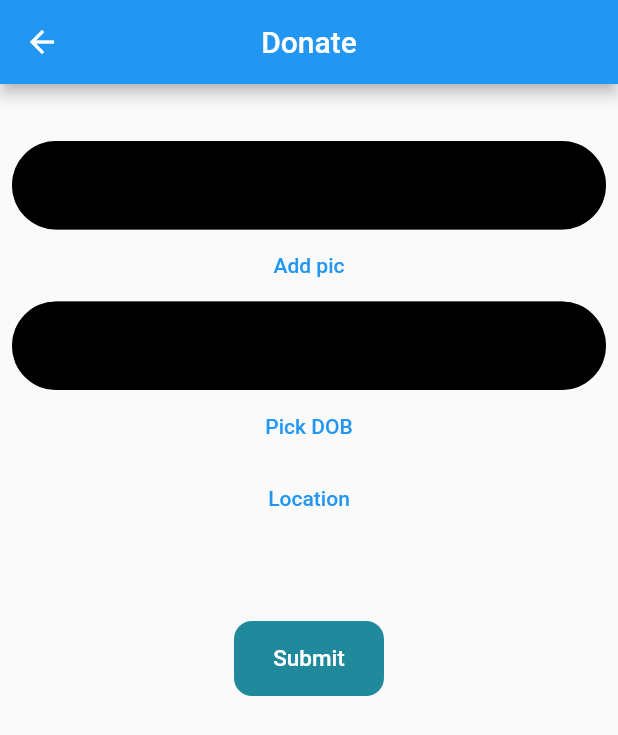
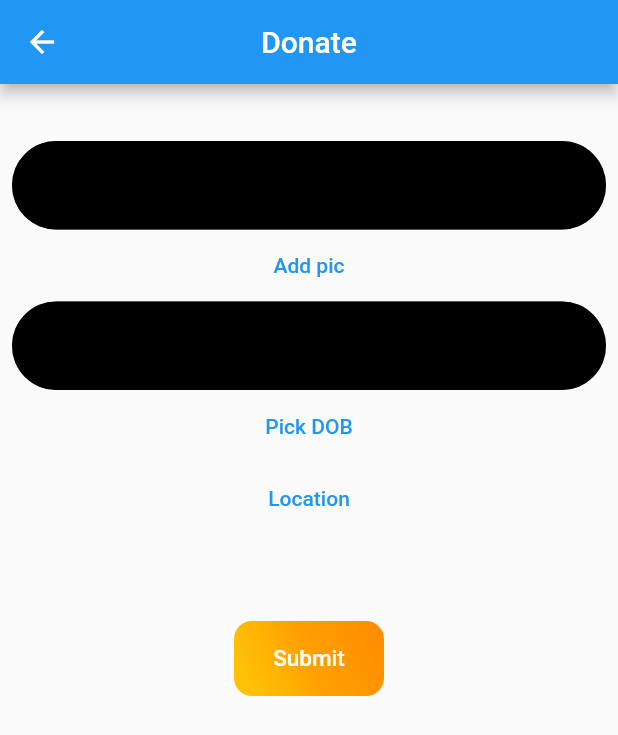
Before and after one commit to baljinder0630/paw_prints, a Flutter app: the DonatePet screen opened directly with empty values, on a phone screen of 412 x 824 dp. Shown: the top 735 px of the screen. Run offline on Flutter 3.47's test engine with Material 2 defaults, Android fonts, the phone set to English and light mode, and no system bars; our stand-ins replace animated_bottom_navigation_bar, carousel_slider, cloud_firestore, firebase_auth, firebase_core, firebase_storage and 8 more; missing offline and left inert: dart:ffi; accounts and stored records are empty; network calls fail; project files that could hold a hidden picture were left out.

Commit message:
my commit

```diff
--- a/lib/Pages/Donation_page.dart
+++ b/lib/Pages/Donation_page.dart
@@ -141,7 +141,7 @@ class _DonatePetState extends State<DonatePet> {
                     borderRadius: BorderRadius.all(
                       Radius.circular(80.0),
                     ),
-                    borderSide: BorderSide(color: Colors.teal)),
+                    borderSide: BorderSide(color: Colors.amber)),
               ),
             ),
             TextButton(
@@ -186,7 +186,7 @@ class _DonatePetState extends State<DonatePet> {
                     borderRadius: BorderRadius.all(
                       Radius.circular(80.0),
                     ),
-                    borderSide: BorderSide(color: Colors.teal)),
+                    borderSide: BorderSide(color: Colors.amber)),
               ),
             ),
             TextButton(
@@ -223,7 +223,18 @@ class _DonatePetState extends State<DonatePet> {
                   width: 100,
                   decoration: BoxDecoration(
                     borderRadius: BorderRadius.circular(12),
-                    color: Color(0xFF21899C),
+                    //color: Colors.amber,
+                    gradient: LinearGradient(
+                      begin: Alignment.topRight,
+                      end: Alignment.bottomLeft,
+                      stops: [0.1,0.5,0.7,0.9],
+                        colors: [
+                          Colors.amber.shade800,
+                          Colors.amber.shade700,
+                          Colors.amber.shade600,
+                          Colors.amber.shade500
+                          ],
+                    ),
                   ),
                   child: Center(
                       child: Text(
--- a/pubspec.yaml
+++ b/pubspec.yaml
@@ -50,7 +50,8 @@ dependencies:
   geolocator: ^9.0.2
   geocoding: ^2.0.5
   animated_bottom_navigation_bar: ^1.1.0+1
-  image_cropper: ^3.0.1
+  image_cropper: ^1.5.0
+  simple_gradient_text: ^1.2.4
 
 
 dev_dependencies:
```
Also changed, not shown: lib/Pages/loginpage.dart (+30 -5 lines), lib/Pages/signuppage.dart (+34 -7 lines), pubspec.lock.
